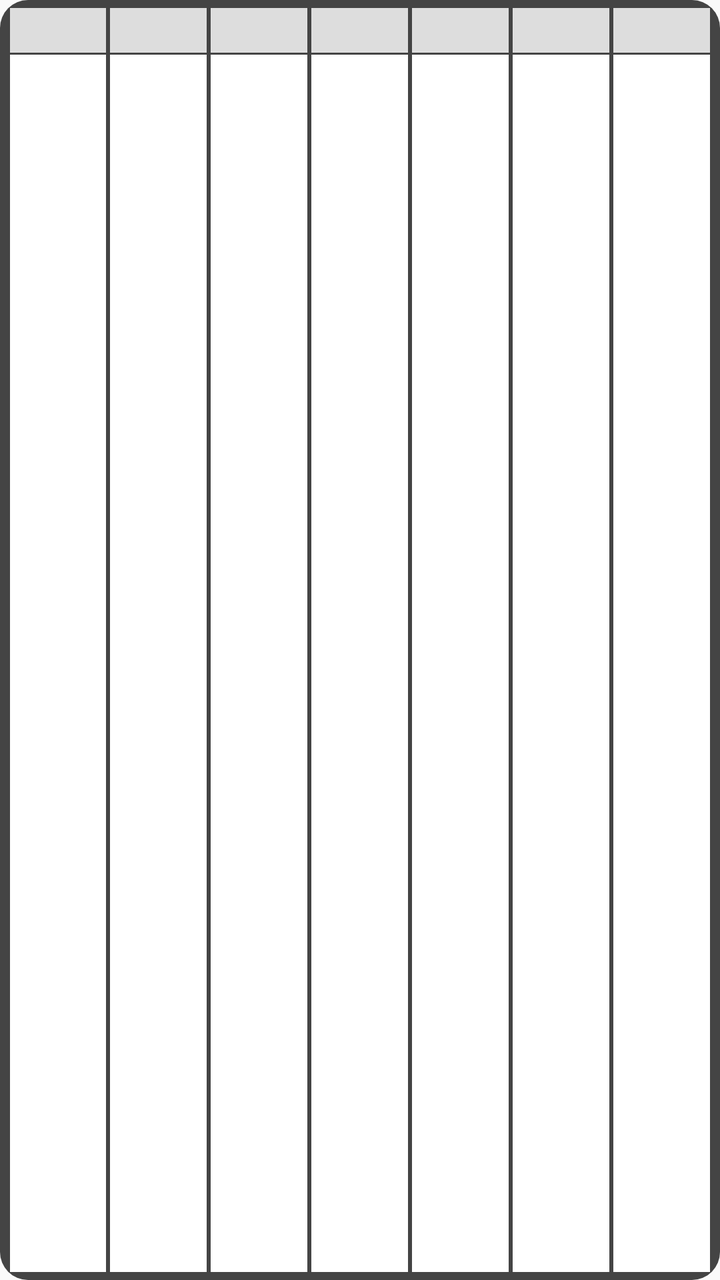
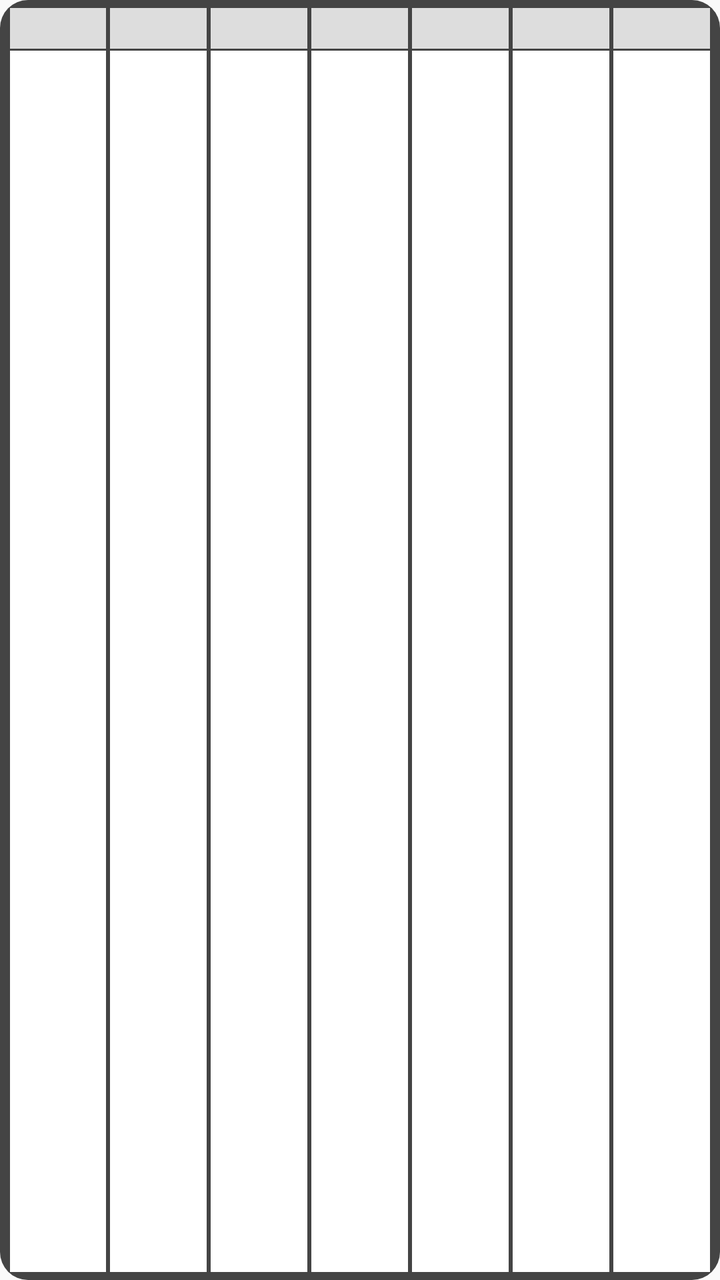

Screens rendered from an Android XML layout before and after an edit, with the pre-edit source and the edit as a unified diff.
<!-- AndroidManifest.xml: application theme AppTheme -->
<!-- res/layout/widget_turnos.xml -->
<?xml version="1.0" encoding="utf-8"?>
<LinearLayout xmlns:android="http://schemas.android.com/apk/res/android"
    android:id="@+id/widget_root"
    android:layout_width="match_parent" android:layout_height="match_parent"
    android:orientation="horizontal" android:padding="4dp"
    android:background="@drawable/widget_bg">
    <LinearLayout
        android:layout_width="0dp" android:layout_height="match_parent" android:layout_weight="1"
        android:orientation="vertical" android:layout_marginStart="1dp" android:layout_marginEnd="1dp">
        <TextView android:id="@+id/d0_hdr"
            android:layout_width="match_parent" android:layout_height="wrap_content"
            android:gravity="center" android:paddingTop="3dp" android:paddingBottom="3dp"
            android:textSize="12sp" android:textStyle="bold" android:textColor="#000000"
            android:background="#DDDDDD" android:maxLines="1" />
        <FrameLayout android:id="@+id/d0_body"
            android:layout_width="match_parent" android:layout_height="0dp" android:layout_weight="1"
            android:layout_marginTop="1dp" android:minHeight="58dp" android:background="#FFFFFF">
            <TextView android:id="@+id/d0_badge"
                android:layout_width="wrap_content" android:layout_height="wrap_content"
                android:layout_gravity="top|start" android:paddingStart="2dp"
                android:textSize="9sp" android:textColor="#000000" />
            <TextView android:id="@+id/d0_num"
                android:layout_width="wrap_content" android:layout_height="wrap_content"
                android:layout_gravity="top|end" android:paddingEnd="3dp"
                android:textSize="15sp" android:textStyle="bold" android:textColor="#000000" />
            <TextView android:id="@+id/d0_turn"
                android:layout_width="wrap_content" android:layout_height="wrap_content"
                android:layout_gravity="center" android:layout_marginTop="10dp" android:layout_marginBottom="6dp"
                android:textSize="22sp" android:textStyle="bold" android:textColor="#000000" android:maxLines="1" />
        </FrameLayout>
    </LinearLayout>
    <LinearLayout
        android:layout_width="0dp" android:layout_height="match_parent" android:layout_weight="1"
        android:orientation="vertical" android:layout_marginStart="1dp" android:layout_marginEnd="1dp">
        <TextView android:id="@+id/d1_hdr"
            android:layout_width="match_parent" android:layout_height="wrap_content"
            android:gravity="center" android:paddingTop="3dp" android:paddingBottom="3dp"
            android:textSize="12sp" android:textStyle="bold" android:textColor="#000000"
            android:background="#DDDDDD" android:maxLines="1" />
        <FrameLayout android:id="@+id/d1_body"
            android:layout_width="match_parent" android:layout_height="0dp" android:layout_weight="1"
            android:layout_marginTop="1dp" android:minHeight="58dp" android:background="#FFFFFF">
            <TextView android:id="@+id/d1_badge"
                android:layout_width="wrap_content" android:layout_height="wrap_content"
                android:layout_gravity="top|start" android:paddingStart="2dp"
                android:textSize="9sp" android:textColor="#000000" />
            <TextView android:id="@+id/d1_num"
                android:layout_width="wrap_content" android:layout_height="wrap_content"
                android:layout_gravity="top|end" android:paddingEnd="3dp"
                android:textSize="15sp" android:textStyle="bold" android:textColor="#000000" />
            <TextView android:id="@+id/d1_turn"
                android:layout_width="wrap_content" android:layout_height="wrap_content"
                android:layout_gravity="center" android:layout_marginTop="10dp" android:layout_marginBottom="6dp"
                android:textSize="22sp" android:textStyle="bold" android:textColor="#000000" android:maxLines="1" />
        </FrameLayout>
    </LinearLayout>
    <LinearLayout
        android:layout_width="0dp" android:layout_height="match_parent" android:layout_weight="1"
        android:orientation="vertical" android:layout_marginStart="1dp" android:layout_marginEnd="1dp">
        <TextView android:id="@+id/d2_hdr"
            android:layout_width="match_parent" android:layout_height="wrap_content"
            android:gravity="center" android:paddingTop="3dp" android:paddingBottom="3dp"
            android:textSize="12sp" android:textStyle="bold" android:textColor="#000000"
            android:background="#DDDDDD" android:maxLines="1" />
        <FrameLayout android:id="@+id/d2_body"
            android:layout_width="match_parent" android:layout_height="0dp" android:layout_weight="1"
            android:layout_marginTop="1dp" android:minHeight="58dp" android:background="#FFFFFF">
            <TextView android:id="@+id/d2_badge"
                android:layout_width="wrap_content" android:layout_height="wrap_content"
                android:layout_gravity="top|start" android:paddingStart="2dp"
                android:textSize="9sp" android:textColor="#000000" />
            <TextView android:id="@+id/d2_num"
                android:layout_width="wrap_content" android:layout_height="wrap_content"
                android:layout_gravity="top|end" android:paddingEnd="3dp"
                android:textSize="15sp" android:textStyle="bold" android:textColor="#000000" />
            <TextView android:id="@+id/d2_turn"
                android:layout_width="wrap_content" android:layout_height="wrap_content"
                android:layout_gravity="center" android:layout_marginTop="10dp" android:layout_marginBottom="6dp"
                android:textSize="22sp" android:textStyle="bold" android:textColor="#000000" android:maxLines="1" />
        </FrameLayout>
    </LinearLayout>
    <LinearLayout
        android:layout_width="0dp" android:layout_height="match_parent" android:layout_weight="1"
        android:orientation="vertical" android:layout_marginStart="1dp" android:layout_marginEnd="1dp">
        <TextView android:id="@+id/d3_hdr"
            android:layout_width="match_parent" android:layout_height="wrap_content"
            android:gravity="center" android:paddingTop="3dp" android:paddingBottom="3dp"
            android:textSize="12sp" android:textStyle="bold" android:textColor="#000000"
            android:background="#DDDDDD" android:maxLines="1" />
        <FrameLayout android:id="@+id/d3_body"
            android:layout_width="match_parent" android:layout_height="0dp" android:layout_weight="1"
            android:layout_marginTop="1dp" android:minHeight="58dp" android:background="#FFFFFF">
            <TextView android:id="@+id/d3_badge"
                android:layout_width="wrap_content" android:layout_height="wrap_content"
                android:layout_gravity="top|start" android:paddingStart="2dp"
                android:textSize="9sp" android:textColor="#000000" />
            <TextView android:id="@+id/d3_num"
                android:layout_width="wrap_content" android:layout_height="wrap_content"
                android:layout_gravity="top|end" android:paddingEnd="3dp"
                android:textSize="15sp" android:textStyle="bold" android:textColor="#000000" />
            <TextView android:id="@+id/d3_turn"
                android:layout_width="wrap_content" android:layout_height="wrap_content"
                android:layout_gravity="center" android:layout_marginTop="10dp" android:layout_marginBottom="6dp"
                android:textSize="22sp" android:textStyle="bold" android:textColor="#000000" android:maxLines="1" />
        </FrameLayout>
    </LinearLayout>
    <LinearLayout
        android:layout_width="0dp" android:layout_height="match_parent" android:layout_weight="1"
        android:orientation="vertical" android:layout_marginStart="1dp" android:layout_marginEnd="1dp">
        <TextView android:id="@+id/d4_hdr"
            android:layout_width="match_parent" android:layout_height="wrap_content"
            android:gravity="center" android:paddingTop="3dp" android:paddingBottom="3dp"
            android:textSize="12sp" android:textStyle="bold" android:textColor="#000000"
            android:background="#DDDDDD" android:maxLines="1" />
        <FrameLayout android:id="@+id/d4_body"
            android:layout_width="match_parent" android:layout_height="0dp" android:layout_weight="1"
            android:layout_marginTop="1dp" android:minHeight="58dp" android:background="#FFFFFF">
            <TextView android:id="@+id/d4_badge"
                android:layout_width="wrap_content" android:layout_height="wrap_content"
                android:layout_gravity="top|start" android:paddingStart="2dp"
                android:textSize="9sp" android:textColor="#000000" />
            <TextView android:id="@+id/d4_num"
                android:layout_width="wrap_content" android:layout_height="wrap_content"
                android:layout_gravity="top|end" android:paddingEnd="3dp"
                android:textSize="15sp" android:textStyle="bold" android:textColor="#000000" />
            <TextView android:id="@+id/d4_turn"
                android:layout_width="wrap_content" android:layout_height="wrap_content"
                android:layout_gravity="center" android:layout_marginTop="10dp" android:layout_marginBottom="6dp"
                android:textSize="22sp" android:textStyle="bold" android:textColor="#000000" android:maxLines="1" />
        </FrameLayout>
    </LinearLayout>
    <LinearLayout
        android:layout_width="0dp" android:layout_height="match_parent" android:layout_weight="1"
        android:orientation="vertical" android:layout_marginStart="1dp" android:layout_marginEnd="1dp">
        <TextView android:id="@+id/d5_hdr"
            android:layout_width="match_parent" android:layout_height="wrap_content"
            android:gravity="center" android:paddingTop="3dp" android:paddingBottom="3dp"
            android:textSize="12sp" android:textStyle="bold" android:textColor="#000000"
            android:background="#DDDDDD" android:maxLines="1" />
        <FrameLayout android:id="@+id/d5_body"
            android:layout_width="match_parent" android:layout_height="0dp" android:layout_weight="1"
            android:layout_marginTop="1dp" android:minHeight="58dp" android:background="#FFFFFF">
            <TextView android:id="@+id/d5_badge"
                android:layout_width="wrap_content" android:layout_height="wrap_content"
                android:layout_gravity="top|start" android:paddingStart="2dp"
                android:textSize="9sp" android:textColor="#000000" />
            <TextView android:id="@+id/d5_num"
                android:layout_width="wrap_content" android:layout_height="wrap_content"
                android:layout_gravity="top|end" android:paddingEnd="3dp"
                android:textSize="15sp" android:textStyle="bold" android:textColor="#000000" />
            <TextView android:id="@+id/d5_turn"
                android:layout_width="wrap_content" android:layout_height="wrap_content"
                android:layout_gravity="center" android:layout_marginTop="10dp" android:layout_marginBottom="6dp"
                android:textSize="22sp" android:textStyle="bold" android:textColor="#000000" android:maxLines="1" />
        </FrameLayout>
    </LinearLayout>
    <LinearLayout
        android:layout_width="0dp" android:layout_height="match_parent" android:layout_weight="1"
        android:orientation="vertical" android:layout_marginStart="1dp" android:layout_marginEnd="1dp">
        <TextView android:id="@+id/d6_hdr"
            android:layout_width="match_parent" android:layout_height="wrap_content"
            android:gravity="center" android:paddingTop="3dp" android:paddingBottom="3dp"
            android:textSize="12sp" android:textStyle="bold" android:textColor="#000000"
            android:background="#DDDDDD" android:maxLines="1" />
        <FrameLayout android:id="@+id/d6_body"
            android:layout_width="match_parent" android:layout_height="0dp" android:layout_weight="1"
            android:layout_marginTop="1dp" android:minHeight="58dp" android:background="#FFFFFF">
            <TextView android:id="@+id/d6_badge"
                android:layout_width="wrap_content" android:layout_height="wrap_content"
                android:layout_gravity="top|start" android:paddingStart="2dp"
                android:textSize="9sp" android:textColor="#000000" />
            <TextView android:id="@+id/d6_num"
                android:layout_width="wrap_content" android:layout_height="wrap_content"
                android:layout_gravity="top|end" android:paddingEnd="3dp"
                android:textSize="15sp" android:textStyle="bold" android:textColor="#000000" />
            <TextView android:id="@+id/d6_turn"
                android:layout_width="wrap_content" android:layout_height="wrap_content"
                android:layout_gravity="center" android:layout_marginTop="10dp" android:layout_marginBottom="6dp"
                android:textSize="22sp" android:textStyle="bold" android:textColor="#000000" android:maxLines="1" />
        </FrameLayout>
    </LinearLayout>
</LinearLayout>
<!-- resources referenced by this layout -->
<resources>
  <!-- drawable widget_bg (drawable) -->
  <?xml version="1.0" encoding="utf-8"?>
  <shape xmlns:android="http://schemas.android.com/apk/res/android" android:shape="rectangle">
      <solid android:color="#FF444444" />
      <corners android:radius="14dp" />
  </shape>
  <style name="AppTheme" parent="Theme.AppCompat.Light.DarkActionBar">
          
          <item name="colorPrimary">@color/colorPrimary</item>
          <item name="colorPrimaryDark">@color/colorPrimaryDark</item>
          <item name="colorAccent">@color/colorAccent</item>
      </style>
</resources>

<!-- the commit's change to res/layout/widget_turnos.xml (unified diff, before → after) -->
@@ -9,24 +9,24 @@
         android:orientation="vertical" android:layout_marginStart="1dp" android:layout_marginEnd="1dp">
         <TextView android:id="@+id/d0_hdr"
             android:layout_width="match_parent" android:layout_height="wrap_content"
-            android:gravity="center" android:paddingTop="3dp" android:paddingBottom="3dp"
+            android:gravity="center" android:paddingTop="2dp" android:paddingBottom="2dp"
             android:textSize="12sp" android:textStyle="bold" android:textColor="#000000"
             android:background="#DDDDDD" android:maxLines="1" />
         <FrameLayout android:id="@+id/d0_body"
             android:layout_width="match_parent" android:layout_height="0dp" android:layout_weight="1"
-            android:layout_marginTop="1dp" android:minHeight="58dp" android:background="#FFFFFF">
+            android:layout_marginTop="1dp" android:background="#FFFFFF">
             <TextView android:id="@+id/d0_badge"
                 android:layout_width="wrap_content" android:layout_height="wrap_content"
-                android:layout_gravity="top|start" android:paddingStart="2dp"
-                android:textSize="9sp" android:textColor="#000000" />
+                android:layout_gravity="top|start" android:paddingStart="3dp" android:paddingTop="1dp"
+                android:textSize="14sp" android:textStyle="bold" android:textColor="#000000" />
             <TextView android:id="@+id/d0_num"
                 android:layout_width="wrap_content" android:layout_height="wrap_content"
                 android:layout_gravity="top|end" android:paddingEnd="3dp"
                 android:textSize="15sp" android:textStyle="bold" android:textColor="#000000" />
             <TextView android:id="@+id/d0_turn"
                 android:layout_width="wrap_content" android:layout_height="wrap_content"
-                android:layout_gravity="center" android:layout_marginTop="10dp" android:layout_marginBottom="6dp"
-                android:textSize="22sp" android:textStyle="bold" android:textColor="#000000" android:maxLines="1" />
+                android:layout_gravity="center"
+                android:textSize="26sp" android:textStyle="bold" android:textColor="#000000" android:maxLines="1" />
         </FrameLayout>
     </LinearLayout>
     <LinearLayout
@@ -34,24 +34,24 @@
         android:orientation="vertical" android:layout_marginStart="1dp" android:layout_marginEnd="1dp">
         <TextView android:id="@+id/d1_hdr"
             android:layout_width="match_parent" android:layout_height="wrap_content"
-            android:gravity="center" android:paddingTop="3dp" android:paddingBottom="3dp"
+            android:gravity="center" android:paddingTop="2dp" android:paddingBottom="2dp"
             android:textSize="12sp" android:textStyle="bold" android:textColor="#000000"
             android:background="#DDDDDD" android:maxLines="1" />
         <FrameLayout android:id="@+id/d1_body"
             android:layout_width="match_parent" android:layout_height="0dp" android:layout_weight="1"
-            android:layout_marginTop="1dp" android:minHeight="58dp" android:background="#FFFFFF">
+            android:layout_marginTop="1dp" android:background="#FFFFFF">
             <TextView android:id="@+id/d1_badge"
                 android:layout_width="wrap_content" android:layout_height="wrap_content"
-                android:layout_gravity="top|start" android:paddingStart="2dp"
-                android:textSize="9sp" android:textColor="#000000" />
+                android:layout_gravity="top|start" android:paddingStart="3dp" android:paddingTop="1dp"
+                android:textSize="14sp" android:textStyle="bold" android:textColor="#000000" />
             <TextView android:id="@+id/d1_num"
                 android:layout_width="wrap_content" android:layout_height="wrap_content"
                 android:layout_gravity="top|end" android:paddingEnd="3dp"
                 android:textSize="15sp" android:textStyle="bold" android:textColor="#000000" />
             <TextView android:id="@+id/d1_turn"
                 android:layout_width="wrap_content" android:layout_height="wrap_content"
-                android:layout_gravity="center" android:layout_marginTop="10dp" android:layout_marginBottom="6dp"
-                android:textSize="22sp" android:textStyle="bold" android:textColor="#000000" android:maxLines="1" />
+                android:layout_gravity="center"
+                android:textSize="26sp" android:textStyle="bold" android:textColor="#000000" android:maxLines="1" />
         </FrameLayout>
     </LinearLayout>
     <LinearLayout
@@ -59,24 +59,24 @@
         android:orientation="vertical" android:layout_marginStart="1dp" android:layout_marginEnd="1dp">
         <TextView android:id="@+id/d2_hdr"
             android:layout_width="match_parent" android:layout_height="wrap_content"
-            android:gravity="center" android:paddingTop="3dp" android:paddingBottom="3dp"
+            android:gravity="center" android:paddingTop="2dp" android:paddingBottom="2dp"
             android:textSize="12sp" android:textStyle="bold" android:textColor="#000000"
             android:background="#DDDDDD" android:maxLines="1" />
         <FrameLayout android:id="@+id/d2_body"
             android:layout_width="match_parent" android:layout_height="0dp" android:layout_weight="1"
-            android:layout_marginTop="1dp" android:minHeight="58dp" android:background="#FFFFFF">
+            android:layout_marginTop="1dp" android:background="#FFFFFF">
             <TextView android:id="@+id/d2_badge"
                 android:layout_width="wrap_content" android:layout_height="wrap_content"
-                android:layout_gravity="top|start" android:paddingStart="2dp"
-                android:textSize="9sp" android:textColor="#000000" />
+                android:layout_gravity="top|start" android:paddingStart="3dp" android:paddingTop="1dp"
+                android:textSize="14sp" android:textStyle="bold" android:textColor="#000000" />
             <TextView android:id="@+id/d2_num"
                 android:layout_width="wrap_content" android:layout_height="wrap_content"
                 android:layout_gravity="top|end" android:paddingEnd="3dp"
                 android:textSize="15sp" android:textStyle="bold" android:textColor="#000000" />
             <TextView android:id="@+id/d2_turn"
                 android:layout_width="wrap_content" android:layout_height="wrap_content"
-                android:layout_gravity="center" android:layout_marginTop="10dp" android:layout_marginBottom="6dp"
-                android:textSize="22sp" android:textStyle="bold" android:textColor="#000000" android:maxLines="1" />
+                android:layout_gravity="center"
+                android:textSize="26sp" android:textStyle="bold" android:textColor="#000000" android:maxLines="1" />
         </FrameLayout>
     </LinearLayout>
     <LinearLayout
@@ -84,24 +84,24 @@
         android:orientation="vertical" android:layout_marginStart="1dp" android:layout_marginEnd="1dp">
         <TextView android:id="@+id/d3_hdr"
             android:layout_width="match_parent" android:layout_height="wrap_content"
-            android:gravity="center" android:paddingTop="3dp" android:paddingBottom="3dp"
+            android:gravity="center" android:paddingTop="2dp" android:paddingBottom="2dp"
             android:textSize="12sp" android:textStyle="bold" android:textColor="#000000"
             android:background="#DDDDDD" android:maxLines="1" />
         <FrameLayout android:id="@+id/d3_body"
             android:layout_width="match_parent" android:layout_height="0dp" android:layout_weight="1"
-            android:layout_marginTop="1dp" android:minHeight="58dp" android:background="#FFFFFF">
+            android:layout_marginTop="1dp" android:background="#FFFFFF">
             <TextView android:id="@+id/d3_badge"
                 android:layout_width="wrap_content" android:layout_height="wrap_content"
-                android:layout_gravity="top|start" android:paddingStart="2dp"
-                android:textSize="9sp" android:textColor="#000000" />
+                android:layout_gravity="top|start" android:paddingStart="3dp" android:paddingTop="1dp"
+                android:textSize="14sp" android:textStyle="bold" android:textColor="#000000" />
             <TextView android:id="@+id/d3_num"
                 android:layout_width="wrap_content" android:layout_height="wrap_content"
                 android:layout_gravity="top|end" android:paddingEnd="3dp"
                 android:textSize="15sp" android:textStyle="bold" android:textColor="#000000" />
             <TextView android:id="@+id/d3_turn"
                 android:layout_width="wrap_content" android:layout_height="wrap_content"
-                android:layout_gravity="center" android:layout_marginTop="10dp" android:layout_marginBottom="6dp"
-                android:textSize="22sp" android:textStyle="bold" android:textColor="#000000" android:maxLines="1" />
+                android:layout_gravity="center"
+                android:textSize="26sp" android:textStyle="bold" android:textColor="#000000" android:maxLines="1" />
         </FrameLayout>
     </LinearLayout>
     <LinearLayout
@@ -109,24 +109,24 @@
         android:orientation="vertical" android:layout_marginStart="1dp" android:layout_marginEnd="1dp">
         <TextView android:id="@+id/d4_hdr"
             android:layout_width="match_parent" android:layout_height="wrap_content"
-            android:gravity="center" android:paddingTop="3dp" android:paddingBottom="3dp"
+            android:gravity="center" android:paddingTop="2dp" android:paddingBottom="2dp"
             android:textSize="12sp" android:textStyle="bold" android:textColor="#000000"
             android:background="#DDDDDD" android:maxLines="1" />
         <FrameLayout android:id="@+id/d4_body"
             android:layout_width="match_parent" android:layout_height="0dp" android:layout_weight="1"
-            android:layout_marginTop="1dp" android:minHeight="58dp" android:background="#FFFFFF">
+            android:layout_marginTop="1dp" android:background="#FFFFFF">
             <TextView android:id="@+id/d4_badge"
                 android:layout_width="wrap_content" android:layout_height="wrap_content"
-                android:layout_gravity="top|start" android:paddingStart="2dp"
-                android:textSize="9sp" android:textColor="#000000" />
+                android:layout_gravity="top|start" android:paddingStart="3dp" android:paddingTop="1dp"
+                android:textSize="14sp" android:textStyle="bold" android:textColor="#000000" />
             <TextView android:id="@+id/d4_num"
                 android:layout_width="wrap_content" android:layout_height="wrap_content"
                 android:layout_gravity="top|end" android:paddingEnd="3dp"
                 android:textSize="15sp" android:textStyle="bold" android:textColor="#000000" />
             <TextView android:id="@+id/d4_turn"
                 android:layout_width="wrap_content" android:layout_height="wrap_content"
-                android:layout_gravity="center" android:layout_marginTop="10dp" android:layout_marginBottom="6dp"
-                android:textSize="22sp" android:textStyle="bold" android:textColor="#000000" android:maxLines="1" />
+                android:layout_gravity="center"
+                android:textSize="26sp" android:textStyle="bold" android:textColor="#000000" android:maxLines="1" />
         </FrameLayout>
     </LinearLayout>
     <LinearLayout
@@ -134,24 +134,24 @@
         android:orientation="vertical" android:layout_marginStart="1dp" android:layout_marginEnd="1dp">
         <TextView android:id="@+id/d5_hdr"
             android:layout_width="match_parent" android:layout_height="wrap_content"
-            android:gravity="center" android:paddingTop="3dp" android:paddingBottom="3dp"
+            android:gravity="center" android:paddingTop="2dp" android:paddingBottom="2dp"
             android:textSize="12sp" android:textStyle="bold" android:textColor="#000000"
             android:background="#DDDDDD" android:maxLines="1" />
         <FrameLayout android:id="@+id/d5_body"
             android:layout_width="match_parent" android:layout_height="0dp" android:layout_weight="1"
-            android:layout_marginTop="1dp" android:minHeight="58dp" android:background="#FFFFFF">
+            android:layout_marginTop="1dp" android:background="#FFFFFF">
             <TextView android:id="@+id/d5_badge"
                 android:layout_width="wrap_content" android:layout_height="wrap_content"
-                android:layout_gravity="top|start" android:paddingStart="2dp"
-                android:textSize="9sp" android:textColor="#000000" />
+                android:layout_gravity="top|start" android:paddingStart="3dp" android:paddingTop="1dp"
+                android:textSize="14sp" android:textStyle="bold" android:textColor="#000000" />
             <TextView android:id="@+id/d5_num"
                 android:layout_width="wrap_content" android:layout_height="wrap_content"
                 android:layout_gravity="top|end" android:paddingEnd="3dp"
                 android:textSize="15sp" android:textStyle="bold" android:textColor="#000000" />
             <TextView android:id="@+id/d5_turn"
                 android:layout_width="wrap_content" android:layout_height="wrap_content"
-                android:layout_gravity="center" android:layout_marginTop="10dp" android:layout_marginBottom="6dp"
-                android:textSize="22sp" android:textStyle="bold" android:textColor="#000000" android:maxLines="1" />
+                android:layout_gravity="center"
+                android:textSize="26sp" android:textStyle="bold" android:textColor="#000000" android:maxLines="1" />
         </FrameLayout>
     </LinearLayout>
     <LinearLayout
@@ -159,24 +159,24 @@
         android:orientation="vertical" android:layout_marginStart="1dp" android:layout_marginEnd="1dp">
         <TextView android:id="@+id/d6_hdr"
             android:layout_width="match_parent" android:layout_height="wrap_content"
-            android:gravity="center" android:paddingTop="3dp" android:paddingBottom="3dp"
+            android:gravity="center" android:paddingTop="2dp" android:paddingBottom="2dp"
             android:textSize="12sp" android:textStyle="bold" android:textColor="#000000"
             android:background="#DDDDDD" android:maxLines="1" />
         <FrameLayout android:id="@+id/d6_body"
             android:layout_width="match_parent" android:layout_height="0dp" android:layout_weight="1"
-            android:layout_marginTop="1dp" android:minHeight="58dp" android:background="#FFFFFF">
+            android:layout_marginTop="1dp" android:background="#FFFFFF">
             <TextView android:id="@+id/d6_badge"
                 android:layout_width="wrap_content" android:layout_height="wrap_content"
-                android:layout_gravity="top|start" android:paddingStart="2dp"
-                android:textSize="9sp" android:textColor="#000000" />
+                android:layout_gravity="top|start" android:paddingStart="3dp" android:paddingTop="1dp"
+                android:textSize="14sp" android:textStyle="bold" android:textColor="#000000" />
             <TextView android:id="@+id/d6_num"
                 android:layout_width="wrap_content" android:layout_height="wrap_content"
                 android:layout_gravity="top|end" android:paddingEnd="3dp"
                 android:textSize="15sp" android:textStyle="bold" android:textColor="#000000" />
             <TextView android:id="@+id/d6_turn"
                 android:layout_width="wrap_content" android:layout_height="wrap_content"
-                android:layout_gravity="center" android:layout_marginTop="10dp" android:layout_marginBottom="6dp"
-                android:textSize="22sp" android:textStyle="bold" android:textColor="#000000" android:maxLines="1" />
+                android:layout_gravity="center"
+                android:textSize="26sp" android:textStyle="bold" android:textColor="#000000" android:maxLines="1" />
         </FrameLayout>
     </LinearLayout>
 </LinearLayout>
